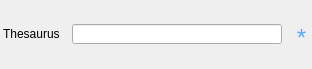
DOI-USGS/fort-pymdwizard, file pymdwizard/gui/ui_files/keywords_repeater.ui: the form before one commit.
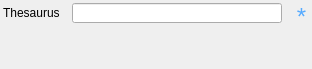
The form after the commit.

```diff
--- a/pymdwizard/gui/ui_files/keywords_repeater.ui
+++ b/pymdwizard/gui/ui_files/keywords_repeater.ui
@@ -124,7 +124,21 @@
     </layout>
    </item>
    <item>
-    <layout class="QVBoxLayout" name="keywords_layout"/>
+    <layout class="QVBoxLayout" name="keywords_layout">
+     <item>
+      <spacer name="verticalSpacer">
+       <property name="orientation">
+        <enum>Qt::Vertical</enum>
+       </property>
+       <property name="sizeHint" stdset="0">
+        <size>
+         <width>20</width>
+         <height>40</height>
+        </size>
+       </property>
+      </spacer>
+     </item>
+    </layout>
    </item>
   </layout>
  </widget>
```
